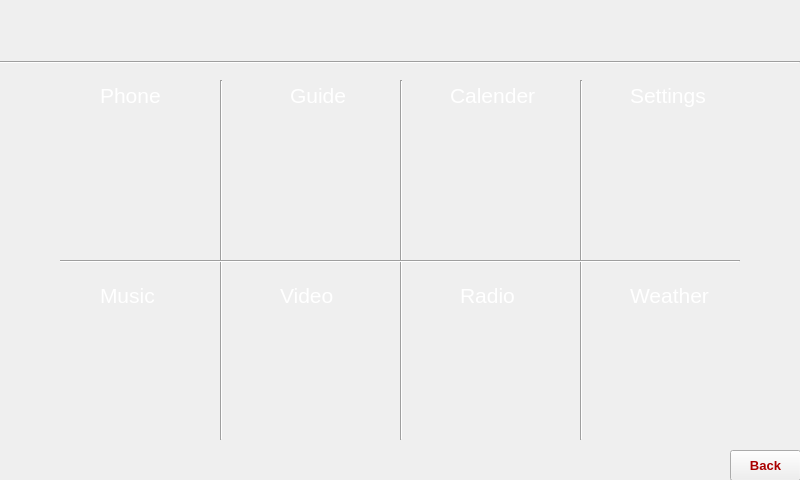
Above: RPI/GUI/UI/Guide.ui from YehiaEhab16/FOTA_Graduation-Project-2022 before the change. Below: the same form after it.
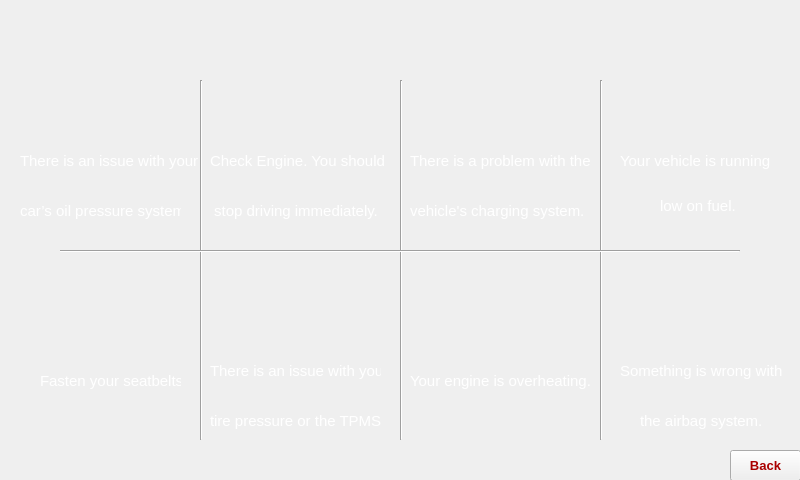
That is the form after the change. Icons and pictures are not drawn.

Commit message: Modified Guide UI + Added System Diagram

What changed in the file:
```diff
--- a/RPI/GUI/UI/Guide.ui
+++ b/RPI/GUI/UI/Guide.ui
@@ -1257,90 +1257,18 @@
     border: 1px solid #AAAAAA;
 }</string>
   </property>
-  <widget class="QLabel" name="label_7">
-   <property name="geometry">
-    <rect>
-     <x>460</x>
-     <y>280</y>
-     <width>61</width>
-     <height>31</height>
-    </rect>
-   </property>
-   <property name="font">
-    <font>
-     <pointsize>16</pointsize>
-    </font>
-   </property>
-   <property name="cursor">
-    <cursorShape>ArrowCursor</cursorShape>
-   </property>
-   <property name="styleSheet">
-    <string notr="true">color:rgb(255, 255, 255)</string>
-   </property>
-   <property name="text">
-    <string>Radio</string>
-   </property>
-  </widget>
-  <widget class="QLabel" name="label_2">
-   <property name="geometry">
-    <rect>
-     <x>290</x>
-     <y>80</y>
-     <width>61</width>
-     <height>31</height>
-    </rect>
-   </property>
-   <property name="font">
-    <font>
-     <pointsize>16</pointsize>
-    </font>
-   </property>
-   <property name="cursor">
-    <cursorShape>ArrowCursor</cursorShape>
-   </property>
-   <property name="styleSheet">
-    <string notr="true">color:rgb(255, 255, 255)</string>
-   </property>
-   <property name="text">
-    <string>Guide</string>
-   </property>
-  </widget>
-  <widget class="QLabel" name="label_5">
-   <property name="geometry">
-    <rect>
-     <x>100</x>
-     <y>280</y>
-     <width>61</width>
-     <height>31</height>
-    </rect>
-   </property>
-   <property name="font">
-    <font>
-     <pointsize>16</pointsize>
-    </font>
-   </property>
-   <property name="cursor">
-    <cursorShape>ArrowCursor</cursorShape>
-   </property>
-   <property name="styleSheet">
-    <string notr="true">color:rgb(255, 255, 255)</string>
-   </property>
-   <property name="text">
-    <string>Music</string>
-   </property>
-  </widget>
   <widget class="QLabel" name="label">
    <property name="geometry">
     <rect>
-     <x>100</x>
-     <y>80</y>
-     <width>61</width>
-     <height>31</height>
+     <x>20</x>
+     <y>140</y>
+     <width>191</width>
+     <height>41</height>
     </rect>
    </property>
    <property name="font">
     <font>
-     <pointsize>16</pointsize>
+     <pointsize>11</pointsize>
     </font>
    </property>
    <property name="cursor">
@@ -1350,37 +1278,13 @@
     <string notr="true">color:rgb(255, 255, 255)</string>
    </property>
    <property name="text">
-    <string>Phone</string>
-   </property>
-  </widget>
-  <widget class="QLabel" name="label_3">
-   <property name="geometry">
-    <rect>
-     <x>450</x>
-     <y>80</y>
-     <width>91</width>
-     <height>31</height>
-    </rect>
-   </property>
-   <property name="font">
-    <font>
-     <pointsize>16</pointsize>
-    </font>
-   </property>
-   <property name="cursor">
-    <cursorShape>ArrowCursor</cursorShape>
-   </property>
-   <property name="styleSheet">
-    <string notr="true">color:rgb(255, 255, 255)</string>
-   </property>
-   <property name="text">
-    <string>Calender</string>
+    <string>There is an issue with your</string>
    </property>
   </widget>
   <widget class="Line" name="line_5">
    <property name="geometry">
     <rect>
-     <x>580</x>
+     <x>600</x>
      <y>80</y>
      <width>2</width>
      <height>360</height>
@@ -1403,58 +1307,10 @@
     <enum>Qt::Vertical</enum>
    </property>
   </widget>
-  <widget class="QLabel" name="label_6">
-   <property name="geometry">
-    <rect>
-     <x>280</x>
-     <y>280</y>
-     <width>61</width>
-     <height>31</height>
-    </rect>
-   </property>
-   <property name="font">
-    <font>
-     <pointsize>16</pointsize>
-    </font>
-   </property>
-   <property name="cursor">
-    <cursorShape>ArrowCursor</cursorShape>
-   </property>
-   <property name="styleSheet">
-    <string notr="true">color:rgb(255, 255, 255)</string>
-   </property>
-   <property name="text">
-    <string>Video</string>
-   </property>
-  </widget>
-  <widget class="QLabel" name="label_8">
-   <property name="geometry">
-    <rect>
-     <x>630</x>
-     <y>280</y>
-     <width>81</width>
-     <height>31</height>
-    </rect>
-   </property>
-   <property name="font">
-    <font>
-     <pointsize>16</pointsize>
-    </font>
-   </property>
-   <property name="cursor">
-    <cursorShape>ArrowCursor</cursorShape>
-   </property>
-   <property name="styleSheet">
-    <string notr="true">color:rgb(255, 255, 255)</string>
-   </property>
-   <property name="text">
-    <string>Weather</string>
-   </property>
-  </widget>
   <widget class="Line" name="line_3">
    <property name="geometry">
     <rect>
-     <x>220</x>
+     <x>200</x>
      <y>80</y>
      <width>2</width>
      <height>360</height>
@@ -1464,48 +1320,11 @@
     <enum>Qt::Vertical</enum>
    </property>
   </widget>
-  <widget class="Line" name="line">
-   <property name="geometry">
-    <rect>
-     <x>0</x>
-     <y>60</y>
-     <width>800</width>
-     <height>5</height>
-    </rect>
-   </property>
-   <property name="orientation">
-    <enum>Qt::Horizontal</enum>
-   </property>
-  </widget>
-  <widget class="QLabel" name="label_4">
-   <property name="geometry">
-    <rect>
-     <x>630</x>
-     <y>80</y>
-     <width>81</width>
-     <height>31</height>
-    </rect>
-   </property>
-   <property name="font">
-    <font>
-     <pointsize>16</pointsize>
-    </font>
-   </property>
-   <property name="cursor">
-    <cursorShape>ArrowCursor</cursorShape>
-   </property>
-   <property name="styleSheet">
-    <string notr="true">color:rgb(255, 255, 255)</string>
-   </property>
-   <property name="text">
-    <string>Settings</string>
-   </property>
-  </widget>
   <widget class="Line" name="line_2">
    <property name="geometry">
     <rect>
      <x>60</x>
-     <y>260</y>
+     <y>250</y>
      <width>680</width>
      <height>2</height>
     </rect>
@@ -1517,10 +1336,10 @@
   <widget class="QLabel" name="label_9">
    <property name="geometry">
     <rect>
-     <x>70</x>
-     <y>120</y>
+     <x>60</x>
+     <y>30</y>
      <width>101</width>
-     <height>101</height>
+     <height>91</height>
     </rect>
    </property>
    <property name="text">
@@ -1559,7 +1378,7 @@
    <property name="geometry">
     <rect>
      <x>260</x>
-     <y>140</y>
+     <y>40</y>
      <width>101</width>
      <height>81</height>
     </rect>
@@ -1577,10 +1396,10 @@
   <widget class="QLabel" name="label_11">
    <property name="geometry">
     <rect>
-     <x>620</x>
-     <y>150</y>
-     <width>101</width>
-     <height>81</height>
+     <x>660</x>
+     <y>40</y>
+     <width>91</width>
+     <height>71</height>
     </rect>
    </property>
    <property name="text">
@@ -1596,10 +1415,10 @@
   <widget class="QLabel" name="label_12">
    <property name="geometry">
     <rect>
-     <x>440</x>
-     <y>140</y>
-     <width>101</width>
-     <height>101</height>
+     <x>460</x>
+     <y>40</y>
+     <width>81</width>
+     <height>81</height>
     </rect>
    </property>
    <property name="text">
@@ -1616,7 +1435,7 @@
    <property name="geometry">
     <rect>
      <x>250</x>
-     <y>330</y>
+     <y>260</y>
      <width>131</width>
      <height>81</height>
     </rect>
@@ -1634,10 +1453,10 @@
   <widget class="QLabel" name="label_14">
    <property name="geometry">
     <rect>
-     <x>620</x>
-     <y>350</y>
-     <width>111</width>
-     <height>81</height>
+     <x>650</x>
+     <y>260</y>
+     <width>101</width>
+     <height>71</height>
     </rect>
    </property>
    <property name="text">
@@ -1653,10 +1472,10 @@
   <widget class="QLabel" name="label_15">
    <property name="geometry">
     <rect>
-     <x>430</x>
-     <y>340</y>
-     <width>121</width>
-     <height>91</height>
+     <x>450</x>
+     <y>260</y>
+     <width>111</width>
+     <height>81</height>
     </rect>
    </property>
    <property name="text">
@@ -1673,9 +1492,9 @@
    <property name="geometry">
     <rect>
      <x>60</x>
-     <y>330</y>
-     <width>121</width>
-     <height>91</height>
+     <y>260</y>
+     <width>101</width>
+     <height>81</height>
     </rect>
    </property>
    <property name="text">
@@ -1688,6 +1507,318 @@
     <bool>true</bool>
    </property>
   </widget>
+  <widget class="QLabel" name="label_17">
+   <property name="geometry">
+    <rect>
+     <x>20</x>
+     <y>190</y>
+     <width>161</width>
+     <height>41</height>
+    </rect>
+   </property>
+   <property name="font">
+    <font>
+     <pointsize>11</pointsize>
+    </font>
+   </property>
+   <property name="cursor">
+    <cursorShape>ArrowCursor</cursorShape>
+   </property>
+   <property name="styleSheet">
+    <string notr="true">color:rgb(255, 255, 255)</string>
+   </property>
+   <property name="text">
+    <string>car’s oil pressure system. </string>
+   </property>
+  </widget>
+  <widget class="QLabel" name="label_2">
+   <property name="geometry">
+    <rect>
+     <x>210</x>
+     <y>140</y>
+     <width>181</width>
+     <height>41</height>
+    </rect>
+   </property>
+   <property name="font">
+    <font>
+     <pointsize>11</pointsize>
+    </font>
+   </property>
+   <property name="cursor">
+    <cursorShape>ArrowCursor</cursorShape>
+   </property>
+   <property name="styleSheet">
+    <string notr="true">color:rgb(255, 255, 255)</string>
+   </property>
+   <property name="text">
+    <string>Check Engine. You should</string>
+   </property>
+  </widget>
+  <widget class="QLabel" name="label_18">
+   <property name="geometry">
+    <rect>
+     <x>210</x>
+     <y>190</y>
+     <width>181</width>
+     <height>41</height>
+    </rect>
+   </property>
+   <property name="font">
+    <font>
+     <pointsize>11</pointsize>
+    </font>
+   </property>
+   <property name="cursor">
+    <cursorShape>ArrowCursor</cursorShape>
+   </property>
+   <property name="styleSheet">
+    <string notr="true">color:rgb(255, 255, 255)</string>
+   </property>
+   <property name="text">
+    <string> stop driving immediately.</string>
+   </property>
+  </widget>
+  <widget class="QLabel" name="label_3">
+   <property name="geometry">
+    <rect>
+     <x>410</x>
+     <y>140</y>
+     <width>181</width>
+     <height>41</height>
+    </rect>
+   </property>
+   <property name="font">
+    <font>
+     <pointsize>11</pointsize>
+    </font>
+   </property>
+   <property name="cursor">
+    <cursorShape>ArrowCursor</cursorShape>
+   </property>
+   <property name="styleSheet">
+    <string notr="true">color:rgb(255, 255, 255)</string>
+   </property>
+   <property name="text">
+    <string>There is a problem with the</string>
+   </property>
+  </widget>
+  <widget class="QLabel" name="label_19">
+   <property name="geometry">
+    <rect>
+     <x>410</x>
+     <y>190</y>
+     <width>181</width>
+     <height>41</height>
+    </rect>
+   </property>
+   <property name="font">
+    <font>
+     <pointsize>11</pointsize>
+    </font>
+   </property>
+   <property name="cursor">
+    <cursorShape>ArrowCursor</cursorShape>
+   </property>
+   <property name="styleSheet">
+    <string notr="true">color:rgb(255, 255, 255)</string>
+   </property>
+   <property name="text">
+    <string>vehicle's charging system.</string>
+   </property>
+  </widget>
+  <widget class="QLabel" name="label_4">
+   <property name="geometry">
+    <rect>
+     <x>620</x>
+     <y>140</y>
+     <width>171</width>
+     <height>41</height>
+    </rect>
+   </property>
+   <property name="font">
+    <font>
+     <pointsize>11</pointsize>
+    </font>
+   </property>
+   <property name="cursor">
+    <cursorShape>ArrowCursor</cursorShape>
+   </property>
+   <property name="styleSheet">
+    <string notr="true">color:rgb(255, 255, 255)</string>
+   </property>
+   <property name="text">
+    <string>Your vehicle is running</string>
+   </property>
+  </widget>
+  <widget class="QLabel" name="label_20">
+   <property name="geometry">
+    <rect>
+     <x>660</x>
+     <y>190</y>
+     <width>91</width>
+     <height>31</height>
+    </rect>
+   </property>
+   <property name="font">
+    <font>
+     <pointsize>11</pointsize>
+    </font>
+   </property>
+   <property name="cursor">
+    <cursorShape>ArrowCursor</cursorShape>
+   </property>
+   <property name="styleSheet">
+    <string notr="true">color:rgb(255, 255, 255)</string>
+   </property>
+   <property name="text">
+    <string>low on fuel.</string>
+   </property>
+  </widget>
+  <widget class="QLabel" name="label_5">
+   <property name="geometry">
+    <rect>
+     <x>40</x>
+     <y>360</y>
+     <width>141</width>
+     <height>41</height>
+    </rect>
+   </property>
+   <property name="font">
+    <font>
+     <pointsize>11</pointsize>
+    </font>
+   </property>
+   <property name="cursor">
+    <cursorShape>ArrowCursor</cursorShape>
+   </property>
+   <property name="styleSheet">
+    <string notr="true">color:rgb(255, 255, 255)</string>
+   </property>
+   <property name="text">
+    <string>Fasten your seatbelts.</string>
+   </property>
+  </widget>
+  <widget class="QLabel" name="label_6">
+   <property name="geometry">
+    <rect>
+     <x>210</x>
+     <y>350</y>
+     <width>171</width>
+     <height>41</height>
+    </rect>
+   </property>
+   <property name="font">
+    <font>
+     <pointsize>11</pointsize>
+    </font>
+   </property>
+   <property name="cursor">
+    <cursorShape>ArrowCursor</cursorShape>
+   </property>
+   <property name="styleSheet">
+    <string notr="true">color:rgb(255, 255, 255)</string>
+   </property>
+   <property name="text">
+    <string>There is an issue with your</string>
+   </property>
+  </widget>
+  <widget class="QLabel" name="label_23">
+   <property name="geometry">
+    <rect>
+     <x>640</x>
+     <y>400</y>
+     <width>131</width>
+     <height>41</height>
+    </rect>
+   </property>
+   <property name="font">
+    <font>
+     <pointsize>11</pointsize>
+    </font>
+   </property>
+   <property name="cursor">
+    <cursorShape>ArrowCursor</cursorShape>
+   </property>
+   <property name="styleSheet">
+    <string notr="true">color:rgb(255, 255, 255)</string>
+   </property>
+   <property name="text">
+    <string>the airbag system.</string>
+   </property>
+  </widget>
+  <widget class="QLabel" name="label_7">
+   <property name="geometry">
+    <rect>
+     <x>620</x>
+     <y>350</y>
+     <width>191</width>
+     <height>41</height>
+    </rect>
+   </property>
+   <property name="font">
+    <font>
+     <pointsize>11</pointsize>
+    </font>
+   </property>
+   <property name="cursor">
+    <cursorShape>ArrowCursor</cursorShape>
+   </property>
+   <property name="styleSheet">
+    <string notr="true">color:rgb(255, 255, 255)</string>
+   </property>
+   <property name="text">
+    <string>Something is wrong with</string>
+   </property>
+  </widget>
+  <widget class="QLabel" name="label_8">
+   <property name="geometry">
+    <rect>
+     <x>410</x>
+     <y>360</y>
+     <width>181</width>
+     <height>41</height>
+    </rect>
+   </property>
+   <property name="font">
+    <font>
+     <pointsize>11</pointsize>
+    </font>
+   </property>
+   <property name="cursor">
+    <cursorShape>ArrowCursor</cursorShape>
+   </property>
+   <property name="styleSheet">
+    <string notr="true">color:rgb(255, 255, 255)</string>
+   </property>
+   <property name="text">
+    <string>Your engine is overheating.</string>
+   </property>
+  </widget>
+  <widget class="QLabel" name="label_24">
+   <property name="geometry">
+    <rect>
+     <x>210</x>
+     <y>400</y>
+     <width>171</width>
+     <height>41</height>
+    </rect>
+   </property>
+   <property name="font">
+    <font>
+     <pointsize>11</pointsize>
+    </font>
+   </property>
+   <property name="cursor">
+    <cursorShape>ArrowCursor</cursorShape>
+   </property>
+   <property name="styleSheet">
+    <string notr="true">color:rgb(255, 255, 255)</string>
+   </property>
+   <property name="text">
+    <string>tire pressure or the TPMS.</string>
+   </property>
+  </widget>
  </widget>
  <resources/>
  <connections/>
```
The commit also changes 4 other files.
